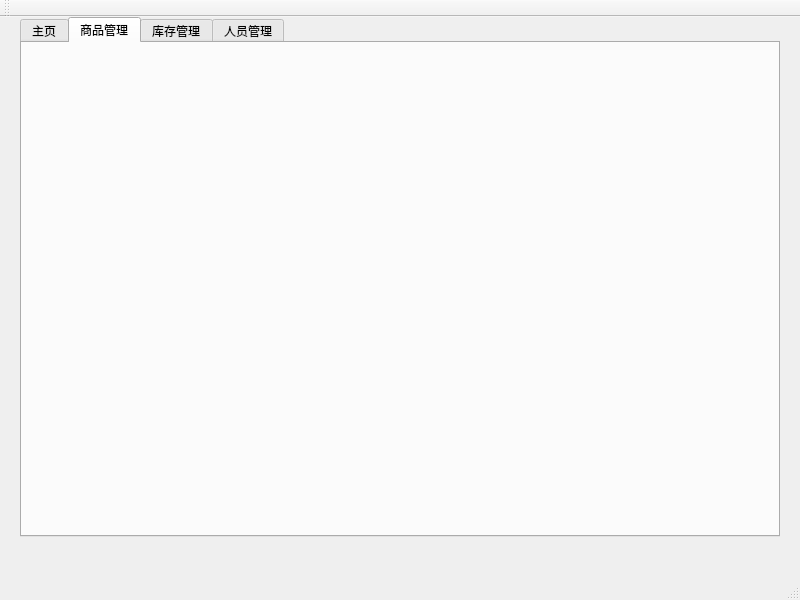
Qt form src/mainwindow.ui (MyQt/Invoice-Manger-Demo) before a commit.
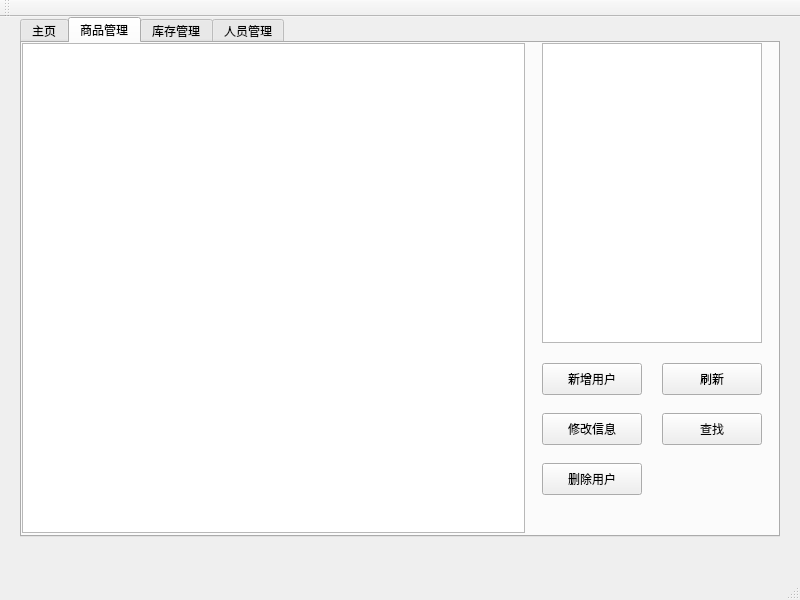
The same form after that commit. The open tabs and pages were chosen to show the change.

Commit message: add production moduel

Patch:
```diff
--- a/src/mainwindow.ui
+++ b/src/mainwindow.ui
@@ -35,6 +35,113 @@
      <attribute name="title">
       <string>商品管理</string>
      </attribute>
+     <widget class="QTableView" name="productionTableView">
+      <property name="geometry">
+       <rect>
+        <x>0</x>
+        <y>0</y>
+        <width>503</width>
+        <height>490</height>
+       </rect>
+      </property>
+      <property name="selectionBehavior">
+       <enum>QAbstractItemView::SelectRows</enum>
+      </property>
+     </widget>
+     <widget class="QPushButton" name="removeUserButton_2">
+      <property name="geometry">
+       <rect>
+        <x>520</x>
+        <y>420</y>
+        <width>100</width>
+        <height>32</height>
+       </rect>
+      </property>
+      <property name="text">
+       <string>删除用户</string>
+      </property>
+     </widget>
+     <widget class="QPushButton" name="newUserButton_2">
+      <property name="geometry">
+       <rect>
+        <x>520</x>
+        <y>320</y>
+        <width>100</width>
+        <height>32</height>
+       </rect>
+      </property>
+      <property name="text">
+       <string>新增用户</string>
+      </property>
+     </widget>
+     <widget class="QPushButton" name="reloadButton_2">
+      <property name="geometry">
+       <rect>
+        <x>640</x>
+        <y>320</y>
+        <width>100</width>
+        <height>32</height>
+       </rect>
+      </property>
+      <property name="text">
+       <string>刷新</string>
+      </property>
+     </widget>
+     <widget class="QPushButton" name="findUserButton_2">
+      <property name="geometry">
+       <rect>
+        <x>640</x>
+        <y>370</y>
+        <width>100</width>
+        <height>32</height>
+       </rect>
+      </property>
+      <property name="text">
+       <string>查找</string>
+      </property>
+     </widget>
+     <widget class="QPushButton" name="alterUserButton_2">
+      <property name="geometry">
+       <rect>
+        <x>520</x>
+        <y>370</y>
+        <width>100</width>
+        <height>32</height>
+       </rect>
+      </property>
+      <property name="text">
+       <string>修改信息</string>
+      </property>
+     </widget>
+     <widget class="QTextEdit" name="produtionDetailEdit">
+      <property name="geometry">
+       <rect>
+        <x>520</x>
+        <y>0</y>
+        <width>220</width>
+        <height>300</height>
+       </rect>
+      </property>
+      <property name="readOnly">
+       <bool>true</bool>
+      </property>
+     </widget>
+     <widget class="QLabel" name="productionTabStatus">
+      <property name="geometry">
+       <rect>
+        <x>500</x>
+        <y>460</y>
+        <width>250</width>
+        <height>25</height>
+       </rect>
+      </property>
+      <property name="text">
+       <string/>
+      </property>
+      <property name="alignment">
+       <set>Qt::AlignCenter</set>
+      </property>
+     </widget>
     </widget>
     <widget class="QWidget" name="storeTab">
      <attribute name="title">
```
Left out of the diff: 15 changed lines with no effect on the pictures. The commit also changes 7 other files.
